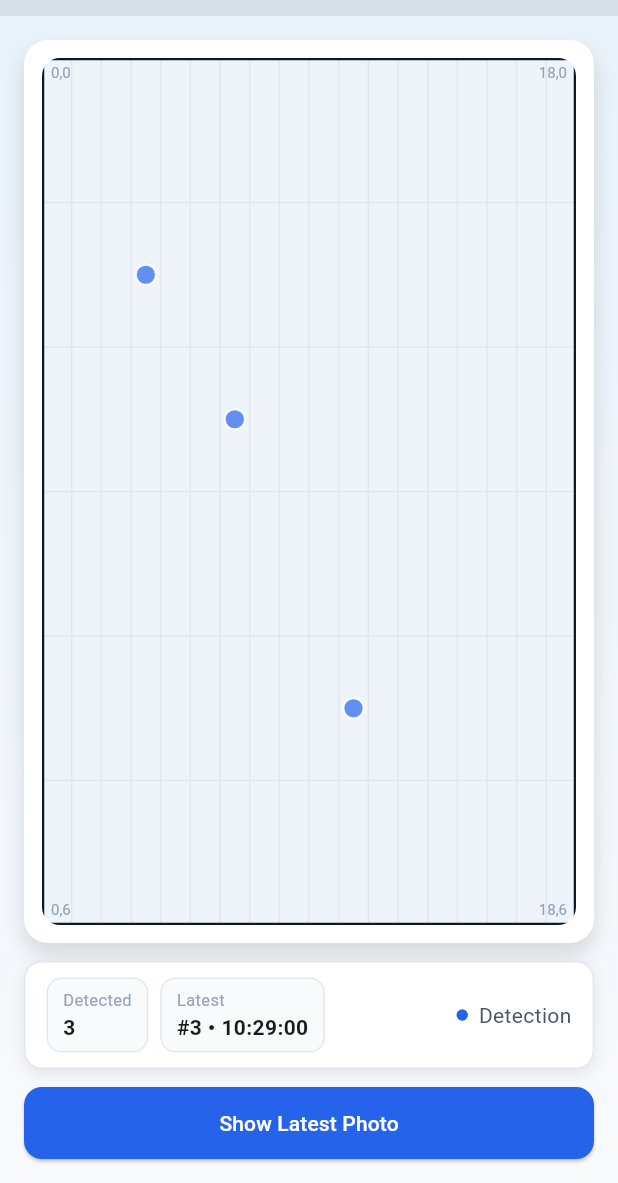
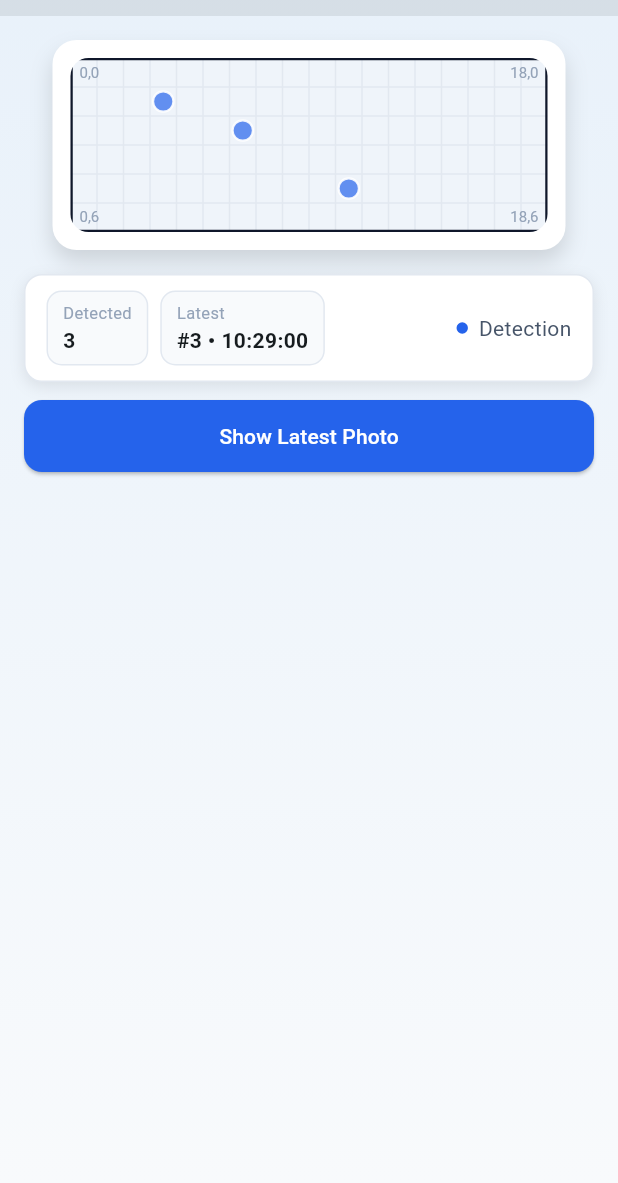
Before and after one commit to dkswoans/haeyangSsuraegi, a Flutter app: the screen it shows after launch, on a phone screen of 412 x 824 dp, the part 53-1236 px from its top. Run offline on Flutter 3.47's test engine with Material 3 defaults, Android fonts, the phone set to English and light mode, and no system bars; our stand-ins replace cached_network_image, flutter_riverpod, shared_preferences.

Commit message:
아래여백 ㅈ됨

```diff
--- a/lib/ui/screens/dashboard_screen.dart
+++ b/lib/ui/screens/dashboard_screen.dart
@@ -66,20 +66,16 @@ class _DashboardScreenState extends ConsumerState<DashboardScreen> {
             padding: const EdgeInsets.all(16),
             child: Column(
               children: [
-                Expanded(
-                  flex: 4,
+                TankResponsive(
                   child: _TankCard(
-                    child: AspectRatio(
-                      aspectRatio: 3 / 1,
-                      child: _TankMap(
-                        items: photos,
-                        showGrid: showGrid,
-                        onSelect: (item) => _showPhotoModal(context, item),
-                      ),
+                    child: _TankMap(
+                      items: photos,
+                      showGrid: showGrid,
+                      onSelect: (item) => _showPhotoModal(context, item),
                     ),
                   ),
                 ),
-                const SizedBox(height: 12),
+                const SizedBox(height: 16),
                 _InfoBar(total: photos.length, latest: latest),
                 const SizedBox(height: 12),
                 _PrimaryButton(
@@ -130,6 +126,35 @@ class _TankCard extends StatelessWidget {
         padding: const EdgeInsets.all(12),
         child: ClipRRect(borderRadius: BorderRadius.circular(12), child: child),
       ),
+    );
+  }
+}
+
+class TankResponsive extends StatelessWidget {
+  const TankResponsive({super.key, required this.child});
+
+  final Widget child;
+
+  @override
+  Widget build(BuildContext context) {
+    return LayoutBuilder(
+      builder: (context, constraints) {
+        final maxWidth = constraints.maxWidth * 0.9;
+        final byAspectHeight = maxWidth / 3.0;
+        final byScreen = constraints.maxHeight * 0.5;
+        final height = (byAspectHeight).clamp(
+          140.0,
+          byScreen.clamp(160.0, 240.0),
+        );
+        final width = (height * 3).clamp(0.0, maxWidth);
+        return Center(
+          child: SizedBox(
+            width: width,
+            height: height,
+            child: AspectRatio(aspectRatio: 3.0, child: child),
+          ),
+        );
+      },
     );
   }
 }
```
